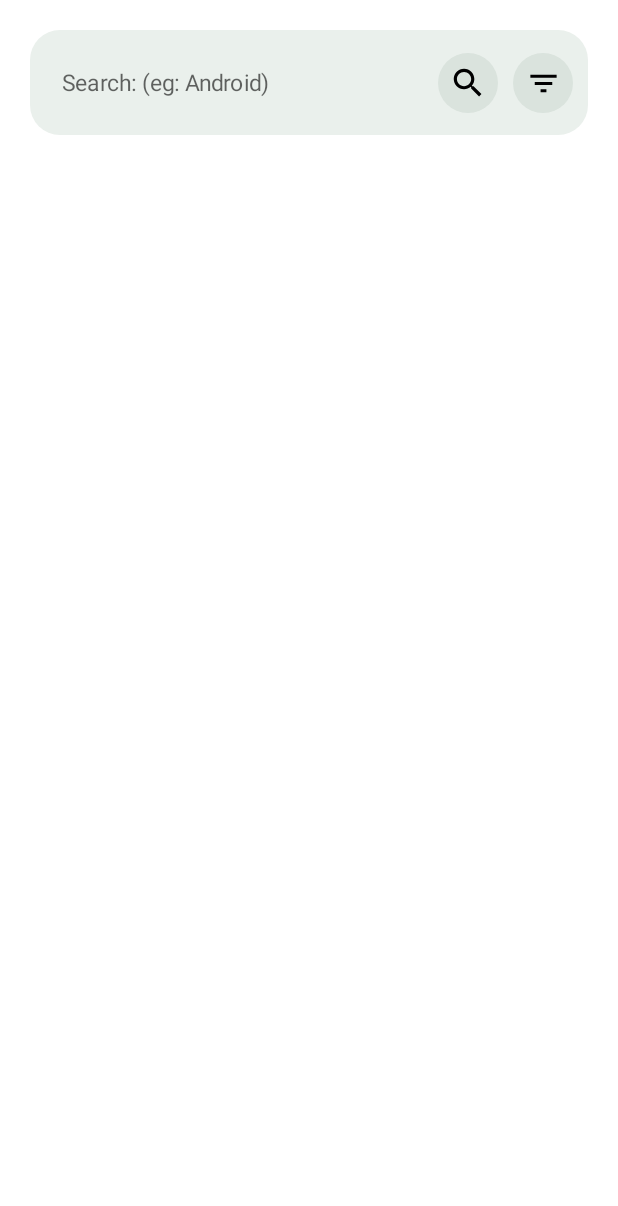
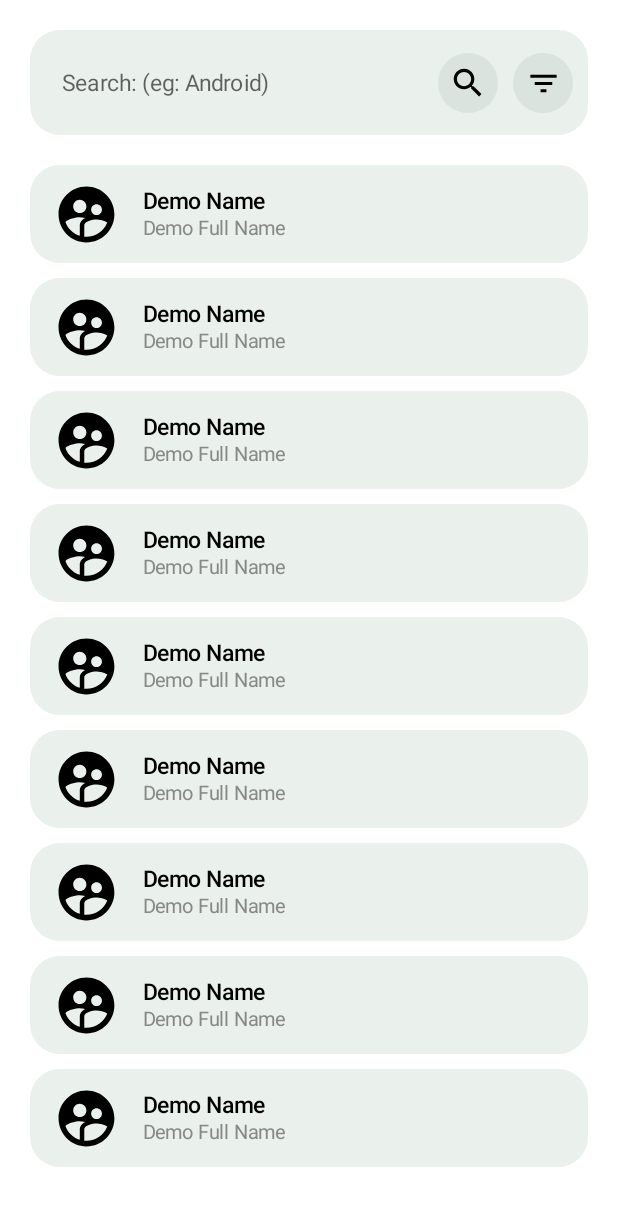
Before and after one commit to rafsanonline/search_android_repo, an Android app built with Jetpack Compose: the screen it shows after launch (MainActivity), on a phone screen of 412 x 824 dp. Shown: the top 1206 px of the screen. Run offline under Robolectric (Android 15) with nearby library versions, the phone set to English and light mode, and no system bars; our stand-ins replace Dagger/Hilt's generated code, RxJava.

Commit message:
Landing page design has been done

```diff
--- a/app/build.gradle
+++ b/app/build.gradle
@@ -78,7 +78,8 @@ tasks.withType(org.jetbrains.kotlin.gradle.tasks.KotlinCompile).all {
             "-Xopt-in=kotlin.time.ExperimentalTime",
             "-Xopt-in=kotlinx.coroutines.ExperimentalCoroutinesApi",
             "-Xopt-in=androidx.compose.animation.ExperimentalAnimationApi",
-            "-Xopt-in=androidx.compose.foundation.ExperimentalFoundationApi"
+            "-Xopt-in=androidx.compose.foundation.ExperimentalFoundationApi",
+            "-Xopt-in=androidx.compose.paging.ExperimentalPagingApi"
     ]
 }
 
@@ -100,6 +101,9 @@ dependencies {
     debugImplementation "androidx.compose.ui:ui-tooling:$compose_version"
     testImplementation "com.google.truth:truth:1.1.3"
     androidTestImplementation "com.google.truth:truth:1.1.3"
+
+    //Paging Compose
+    implementation "androidx.paging:paging-compose:1.0.0-alpha13"
 
 
 
--- a/app/src/main/java/com/rafsan/search_android/activity/MainActivity.kt
+++ b/app/src/main/java/com/rafsan/search_android/activity/MainActivity.kt
@@ -4,19 +4,12 @@ import android.os.Bundle
 import androidx.activity.ComponentActivity
 import androidx.activity.compose.setContent
 import androidx.activity.viewModels
-import androidx.compose.foundation.layout.fillMaxSize
-import androidx.compose.material.MaterialTheme
-import androidx.compose.material.Surface
-import androidx.compose.material.Text
 import androidx.compose.runtime.Composable
-import androidx.compose.ui.Modifier
-import androidx.compose.ui.tooling.preview.Preview
 import androidx.navigation.compose.NavHost
 import androidx.navigation.compose.composable
 import androidx.navigation.compose.rememberNavController
-import androidx.paging.ExperimentalPagingApi
+import com.rafsan.search_android.pages.detailPage
 import com.rafsan.search_android.pages.searchPage
-import com.rafsan.search_android.ui.theme.Search_androidTheme
 import dagger.hilt.android.AndroidEntryPoint
 
 @AndroidEntryPoint
@@ -37,6 +30,7 @@ class MainActivity : ComponentActivity() {
         val navController = rememberNavController()
         NavHost(navController = navController, startDestination = "search_page", builder = {
             composable("search_page", content = { searchPage(navController = navController, viewModel = viewModel) })
+            composable("details_page", content = { detailPage(navController = navController, viewModel = viewModel) })
         })
     }
 }
--- a/app/src/main/java/com/rafsan/search_android/activity/MainViewModel.kt
+++ b/app/src/main/java/com/rafsan/search_android/activity/MainViewModel.kt
@@ -2,11 +2,9 @@ package com.rafsan.search_android.activity
 
 import androidx.lifecycle.ViewModel
 import androidx.lifecycle.viewModelScope
-import androidx.paging.ExperimentalPagingApi
 import com.rafsan.search_android.data.network.IApiService
 import com.rafsan.search_android.repo.MainRepository
 import dagger.hilt.android.lifecycle.HiltViewModel
-import kotlinx.coroutines.flow.flow
 import kotlinx.coroutines.launch
 import javax.inject.Inject
 
@@ -17,7 +15,7 @@ class MainViewModel @Inject constructor(
     var apiService: IApiService
 ):  ViewModel() {
 
-    var data = arrayListOf<String>("1","2","3","4")
+    var data = arrayListOf<String>("1","2","3","4","","","","","")
 
 
     init {
--- /dev/null
+++ b/app/src/main/java/com/rafsan/search_android/pages/details_page.kt
@@ -0,0 +1,10 @@
+package com.rafsan.search_android.pages
+
+import androidx.compose.runtime.Composable
+import androidx.navigation.NavController
+import com.rafsan.search_android.activity.MainViewModel
+
+@Composable
+fun detailPage(navController: NavController, viewModel: MainViewModel) {
+
+}
--- a/app/src/main/java/com/rafsan/search_android/pages/search_page.kt
+++ b/app/src/main/java/com/rafsan/search_android/pages/search_page.kt
@@ -2,43 +2,40 @@ package com.rafsan.search_android.pages
 
 
 import androidx.compose.foundation.background
-import androidx.compose.foundation.border
 import androidx.compose.foundation.layout.*
 import androidx.compose.foundation.lazy.LazyColumn
 import androidx.compose.foundation.lazy.items
 import androidx.compose.foundation.shape.RoundedCornerShape
-import androidx.compose.foundation.text.BasicTextField
 import androidx.compose.foundation.text.KeyboardActions
 import androidx.compose.foundation.text.KeyboardOptions
 import androidx.compose.material.*
 import androidx.compose.material.icons.Icons
-import androidx.compose.material.icons.filled.*
+import androidx.compose.material.icons.filled.FilterList
+import androidx.compose.material.icons.filled.Search
+import androidx.compose.material.icons.filled.SupervisedUserCircle
 import androidx.compose.runtime.*
 import androidx.compose.ui.Alignment
 import androidx.compose.ui.ExperimentalComposeUiApi
 import androidx.compose.ui.Modifier
 import androidx.compose.ui.draw.clip
 import androidx.compose.ui.graphics.Color
-
-import androidx.compose.ui.graphics.RectangleShape
 import androidx.compose.ui.platform.LocalSoftwareKeyboardController
 import androidx.compose.ui.text.TextStyle
+import androidx.compose.ui.text.font.FontWeight
 import androidx.compose.ui.text.input.ImeAction
 import androidx.compose.ui.text.input.TextFieldValue
-import androidx.compose.ui.text.style.TextAlign
-import androidx.compose.ui.tooling.preview.Preview
-import androidx.compose.ui.unit.Constraints
 import androidx.compose.ui.unit.dp
 import androidx.compose.ui.unit.sp
-import androidx.constraintlayout.widget.ConstraintLayout
 import androidx.navigation.NavController
-import androidx.paging.ExperimentalPagingApi
 import com.rafsan.search_android.activity.MainViewModel
-import java.nio.file.WatchEvent
 
 
 @Composable
 fun searchPage(navController: NavController, viewModel: MainViewModel) {
+
+    var imageSource by remember {
+        mutableStateOf(0)
+    }
 
     Scaffold(backgroundColor = Color.White) {
 
@@ -47,9 +44,38 @@ fun searchPage(navController: NavController, viewModel: MainViewModel) {
             .padding(all = 20.dp)) {
             searchBar()
 
-            LazyColumn(modifier = Modifier.fillMaxSize()) {
+            LazyColumn(modifier = Modifier
+                .fillMaxSize()
+                .padding(top = 20.dp)) {
                 items(viewModel.data) { item ->
-                 // Text(text = "Sample item ${item}")
+
+                    Row(verticalAlignment = Alignment.CenterVertically, horizontalArrangement = Arrangement.Start, modifier = Modifier
+                        .fillMaxWidth()
+                        .height(65.dp)
+                        .background(color = Color(0xffEAF0EC), shape = RoundedCornerShape(20.dp))) {
+
+                        Icon(Icons.Filled.SupervisedUserCircle,
+                            contentDescription = "Avatar",
+                            modifier = Modifier
+                                .size(60.dp)
+                                .padding(start = 15.dp)
+                                .clip(
+                                    RoundedCornerShape(100)))
+
+                        Spacer(modifier = Modifier.width(15.dp))
+
+
+                        Column {
+
+                            Text(text = "Demo Name", fontSize = 15.sp, fontWeight = FontWeight.SemiBold, color = Color.Black)
+                            Spacer(modifier = Modifier.height(2.dp))
+                            Text(text = "Demo Full Name", fontSize = 13.sp, fontWeight = FontWeight.Normal, color = Color.Gray)
+
+                        }
+
+                    }
+
+                    Spacer(modifier = Modifier.height(10.dp))
                 }
             }
 
@@ -61,17 +87,17 @@ fun searchPage(navController: NavController, viewModel: MainViewModel) {
 @OptIn(ExperimentalComposeUiApi::class)
 @Composable
 fun searchBar() {
-    var searchText by remember { mutableStateOf(TextFieldValue(""))}
+    var searchText by remember { mutableStateOf(TextFieldValue("")) }
     val keyboardController = LocalSoftwareKeyboardController.current
 
 
     Box(Modifier
         .fillMaxWidth()
         .height(70.dp)
-        .background( color = Color(0xffEAF0EC), shape = RoundedCornerShape(20.dp))) {
+        .background(color = Color(0xffEAF0EC), shape = RoundedCornerShape(20.dp))) {
         TextField(
             value = searchText,
-            placeholder = {Text(text = "Search: (eg: Android)", fontSize = 15.sp)},
+            placeholder = { Text(text = "Search: (eg: Android)", fontSize = 15.sp) },
             onValueChange = {
                 searchText = it
             },
@@ -90,7 +116,7 @@ fun searchBar() {
                 focusedIndicatorColor = Color.Transparent,
                 unfocusedIndicatorColor = Color.Transparent
             ),
-            keyboardActions = KeyboardActions(onDone = {keyboardController?.hide()}),
+            keyboardActions = KeyboardActions(onDone = { keyboardController?.hide() }),
             keyboardOptions = KeyboardOptions(
                 imeAction = ImeAction.Done
             )
@@ -102,8 +128,13 @@ fun searchBar() {
             Box(modifier = Modifier
                 .background(Color(0xffDAE3DD), shape = RoundedCornerShape(100))
                 .size(40.dp)) {
-                Icon(Icons.Filled.Search, contentDescription = "Search", tint = Color.Black, modifier = Modifier.size(25.dp).align(
-                    Alignment.Center))
+                Icon(Icons.Filled.Search,
+                    contentDescription = "Search",
+                    tint = Color.Black,
+                    modifier = Modifier
+                        .size(25.dp)
+                        .align(
+                            Alignment.Center))
             }
 
             Spacer(modifier = Modifier.width(10.dp))
@@ -111,8 +142,13 @@ fun searchBar() {
             Box(modifier = Modifier
                 .background(Color(0xffDAE3DD), shape = RoundedCornerShape(100))
                 .size(40.dp)) {
-                Icon(Icons.Filled.FilterList, contentDescription = "Search", tint = Color.Black, modifier = Modifier.size(23.dp).align(
-                    Alignment.Center))
+                Icon(Icons.Filled.FilterList,
+                    contentDescription = "Search",
+                    tint = Color.Black,
+                    modifier = Modifier
+                        .size(23.dp)
+                        .align(
+                            Alignment.Center))
             }
 
             Spacer(modifier = Modifier.width(10.dp))
--- a/app/src/main/java/com/rafsan/search_android/repo/MainRepository.kt
+++ b/app/src/main/java/com/rafsan/search_android/repo/MainRepository.kt
@@ -1,6 +1,5 @@
 package com.rafsan.search_android.repo
 
-import androidx.paging.ExperimentalPagingApi
 import com.rafsan.search_android.data.network.IApiService
 import kotlinx.coroutines.Dispatchers
 import kotlinx.coroutines.withContext
```
